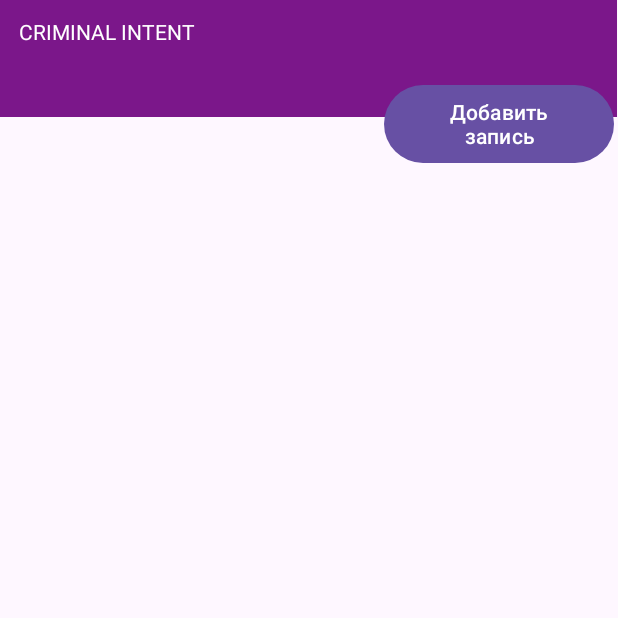
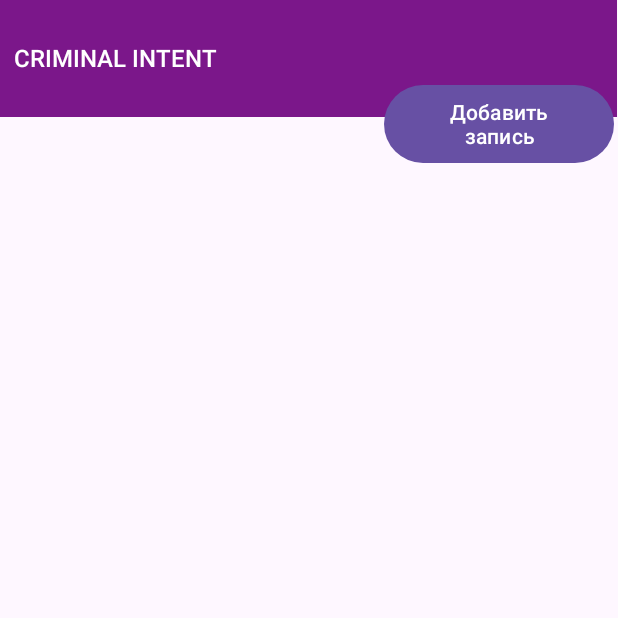
Before and after one commit to Axamaslick/Criminalintent, an Android app: the screen it shows after launch (MainActivity), on a phone screen of 412 x 824 dp, the top half of it. Run offline under Robolectric (Android 15) with nearby library versions, the phone set to English and light mode, and no system bars.

Commit message:
Начальная разметка содержимого второй страницы

```diff
--- a/app/src/main/res/layout/activity_main.xml
+++ b/app/src/main/res/layout/activity_main.xml
@@ -25,7 +25,7 @@
         android:background="#7B178A"
         app:layout_constraintBottom_toTopOf="@+id/recyclerView"
         app:layout_constraintEnd_toEndOf="parent"
-        app:layout_constraintHorizontal_bias="0.428"
+        app:layout_constraintHorizontal_bias="0.0"
         app:layout_constraintStart_toStartOf="parent"
         app:layout_constraintTop_toTopOf="parent"
         app:layout_constraintVertical_bias="0.0" />
@@ -44,14 +44,18 @@
 
     <TextView
         android:id="@+id/CriminalIntent_text"
-        android:layout_width="141dp"
-        android:layout_height="42dp"
-        android:fontFamily="sans-serif"
+        android:layout_width="153dp"
+        android:layout_height="45dp"
+        android:layout_marginTop="16dp"
+        android:fontFamily="sans-serif-medium"
         android:gravity="center"
         android:text="Criminal Intent"
         android:textAllCaps="true"
         android:textColor="#FFFFFF"
-        tools:layout_editor_absoluteX="13dp"
-        tools:layout_editor_absoluteY="19dp" />
+        android:textSize="16sp"
+        app:layout_constraintEnd_toStartOf="@+id/button2"
+        app:layout_constraintHorizontal_bias="0.0"
+        app:layout_constraintStart_toStartOf="parent"
+        app:layout_constraintTop_toTopOf="parent" />
 
 </androidx.constraintlayout.widget.ConstraintLayout>
```
Also changed, not shown: app/src/main/res/layout/activity_addintent.xml (+97 -0 lines).
